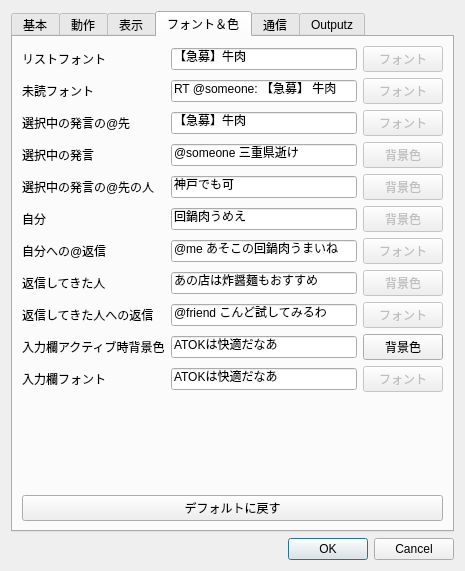
Above: settingdialog.ui from plus7/Qween before the change. Below: the same form after it.
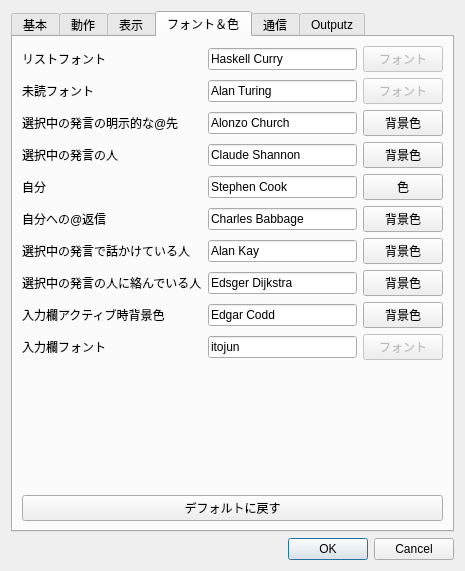
That is the form after the change. The open tabs and pages were chosen to show the change.

Commit message: add URI shortener select menu. implement xAuth. implement color config.

The edit to the form file:
```diff
--- a/settingdialog.ui
+++ b/settingdialog.ui
@@ -459,7 +459,7 @@
             <bool>true</bool>
            </property>
            <property name="text">
-            <string>【急募】牛肉</string>
+            <string>Haskell Curry</string>
            </property>
           </widget>
          </item>
@@ -476,7 +476,17 @@
             <bool>true</bool>
            </property>
            <property name="text">
-            <string>RT @someone: 【急募】 牛肉</string>
+            <string>Alan Turing</string>
+           </property>
+          </widget>
+         </item>
+         <item row="9" column="1">
+          <widget class="QLineEdit" name="edtMyselfColor">
+           <property name="enabled">
+            <bool>true</bool>
+           </property>
+           <property name="text">
+            <string>Stephen Cook</string>
            </property>
           </widget>
          </item>
@@ -486,7 +496,7 @@
             <bool>true</bool>
            </property>
            <property name="text">
-            <string>回鍋肉うめえ</string>
+            <string>Charles Babbage</string>
            </property>
           </widget>
          </item>
@@ -496,27 +506,17 @@
             <bool>true</bool>
            </property>
            <property name="text">
-            <string>@me あそこの回鍋肉うまいね</string>
+            <string>Alan Kay</string>
            </property>
           </widget>
          </item>
-         <item row="12" column="1">
-          <widget class="QLineEdit" name="lineEdit_10">
+         <item row="13" column="1">
+          <widget class="QLineEdit" name="edtReply2SelColor">
            <property name="enabled">
             <bool>true</bool>
            </property>
            <property name="text">
-            <string>あの店は炸醤麺もおすすめ</string>
-           </property>
-          </widget>
-         </item>
-         <item row="14" column="1">
-          <widget class="QLineEdit" name="lineEdit_11">
-           <property name="enabled">
-            <bool>true</bool>
-           </property>
-           <property name="text">
-            <string>@friend こんど試してみるわ</string>
+            <string>Edsger Dijkstra</string>
            </property>
           </widget>
          </item>
@@ -540,10 +540,20 @@
            </property>
           </widget>
          </item>
+         <item row="9" column="2">
+          <widget class="QPushButton" name="btnMyselfColor">
+           <property name="enabled">
+            <bool>true</bool>
+           </property>
+           <property name="text">
+            <string>色</string>
+           </property>
+          </widget>
+         </item>
          <item row="10" column="2">
           <widget class="QPushButton" name="pushButton_4">
            <property name="enabled">
-            <bool>false</bool>
+            <bool>true</bool>
            </property>
            <property name="text">
             <string>背景色</string>
@@ -553,103 +563,69 @@
          <item row="11" column="2">
           <widget class="QPushButton" name="pushButton_5">
            <property name="enabled">
-            <bool>false</bool>
+            <bool>true</bool>
            </property>
            <property name="text">
-            <string>フォント</string>
+            <string>背景色</string>
            </property>
           </widget>
          </item>
-         <item row="12" column="2">
-          <widget class="QPushButton" name="pushButton_6">
+         <item row="13" column="2">
+          <widget class="QPushButton" name="btnReply2SelColor">
            <property name="enabled">
-            <bool>false</bool>
+            <bool>true</bool>
            </property>
            <property name="text">
             <string>背景色</string>
            </property>
           </widget>
          </item>
-         <item row="14" column="2">
-          <widget class="QPushButton" name="pushButton_7">
-           <property name="enabled">
-            <bool>false</bool>
-           </property>
-           <property name="text">
-            <string>フォント</string>
-           </property>
-          </widget>
-         </item>
-         <item row="10" column="0">
+         <item row="9" column="0">
           <widget class="QLabel" name="label_15">
            <property name="text">
             <string>自分</string>
            </property>
           </widget>
          </item>
-         <item row="11" column="0">
+         <item row="10" column="0">
           <widget class="QLabel" name="label_16">
            <property name="text">
             <string>自分への@返信</string>
            </property>
           </widget>
          </item>
-         <item row="12" column="0">
+         <item row="11" column="0">
           <widget class="QLabel" name="label_17">
            <property name="text">
-            <string>返信してきた人</string>
+            <string>選択中の発言で話かけている人</string>
            </property>
           </widget>
          </item>
-         <item row="14" column="0">
+         <item row="13" column="0">
           <widget class="QLabel" name="label_18">
            <property name="text">
-            <string>返信してきた人への返信</string>
+            <string>選択中の発言の人に絡んでいる人</string>
            </property>
           </widget>
          </item>
-         <item row="8" column="0">
+         <item row="7" column="0">
           <widget class="QLabel" name="label_24">
            <property name="text">
-            <string>選択中の発言の@先の人</string>
+            <string>選択中の発言の人</string>
            </property>
           </widget>
          </item>
-         <item row="8" column="1">
-          <widget class="QLineEdit" name="lineEdit_4">
+         <item row="7" column="1">
+          <widget class="QLineEdit" name="edtSelUserColor">
            <property name="text">
-            <string>神戸でも可</string>
+            <string>Claude Shannon</string>
            </property>
           </widget>
          </item>
-         <item row="8" column="2">
-          <widget class="QPushButton" name="pushButton_8">
+         <item row="7" column="2">
+          <widget class="QPushButton" name="btnSelUserColor">
            <property name="enabled">
-            <bool>false</bool>
-           </property>
-           <property name="text">
-            <string>背景色</string>
-           </property>
-          </widget>
-         </item>
-         <item row="6" column="0">
-          <widget class="QLabel" name="label_25">
-           <property name="text">
-            <string>選択中の発言</string>
-           </property>
-          </widget>
-         </item>
-         <item row="6" column="1">
-          <widget class="QLineEdit" name="lineEdit_14">
-           <property name="text">
-            <string>@someone 三重県逝け</string>
-           </property>
-          </widget>
-         </item>
-         <item row="6" column="2">
-          <widget class="QPushButton" name="pushButton_9">
-           <property name="enabled">
-            <bool>false</bool>
+            <bool>true</bool>
            </property>
            <property name="text">
             <string>背景色</string>
@@ -659,66 +635,66 @@
          <item row="5" column="0">
           <widget class="QLabel" name="label_23">
            <property name="text">
-            <string>選択中の発言の@先</string>
+            <string>選択中の発言の明示的な@先</string>
            </property>
           </widget>
          </item>
          <item row="5" column="1">
           <widget class="QLineEdit" name="lineEdit_3">
            <property name="text">
-            <string>【急募】牛肉</string>
+            <string>Alonzo Church</string>
            </property>
           </widget>
          </item>
          <item row="5" column="2">
           <widget class="QPushButton" name="pushButton_3">
            <property name="enabled">
-            <bool>false</bool>
+            <bool>true</bool>
            </property>
            <property name="text">
-            <string>フォント</string>
+            <string>背景色</string>
            </property>
           </widget>
          </item>
-         <item row="17" column="0">
+         <item row="16" column="0">
           <widget class="QLabel" name="label_10">
            <property name="text">
             <string>入力欄アクティブ時背景色</string>
            </property>
           </widget>
          </item>
-         <item row="17" column="1">
+         <item row="16" column="1">
           <widget class="QLineEdit" name="edtInputBgColorSample">
            <property name="text">
-            <string>ATOKは快適だなあ</string>
+            <string>Edgar Codd</string>
            </property>
           </widget>
          </item>
-         <item row="17" column="2">
+         <item row="16" column="2">
           <widget class="QPushButton" name="btnInputBgColor">
            <property name="text">
             <string>背景色</string>
            </property>
           </widget>
          </item>
-         <item row="18" column="0">
+         <item row="17" column="0">
           <widget class="QLabel" name="label_11">
            <property name="text">
             <string>入力欄フォント</string>
            </property>
           </widget>
          </item>
-         <item row="18" column="1">
+         <item row="17" column="1">
           <widget class="QLineEdit" name="edtInputFontSample">
            <property name="enabled">
             <bool>true</bool>
            </property>
            <property name="text">
-            <string>ATOKは快適だなあ</string>
+            <string>itojun</string>
            </property>
           </widget>
          </item>
-         <item row="18" column="2">
+         <item row="17" column="2">
           <widget class="QPushButton" name="btnInputFont">
            <property name="enabled">
             <bool>false</bool>
@@ -728,7 +704,7 @@
            </property>
           </widget>
          </item>
-         <item row="19" column="0">
+         <item row="18" column="0">
           <spacer name="verticalSpacer_2">
            <property name="orientation">
             <enum>Qt::Vertical</enum>
```
Left out of the diff: 14 changed lines with no effect on the pictures. The commit also changes 17 other files.
